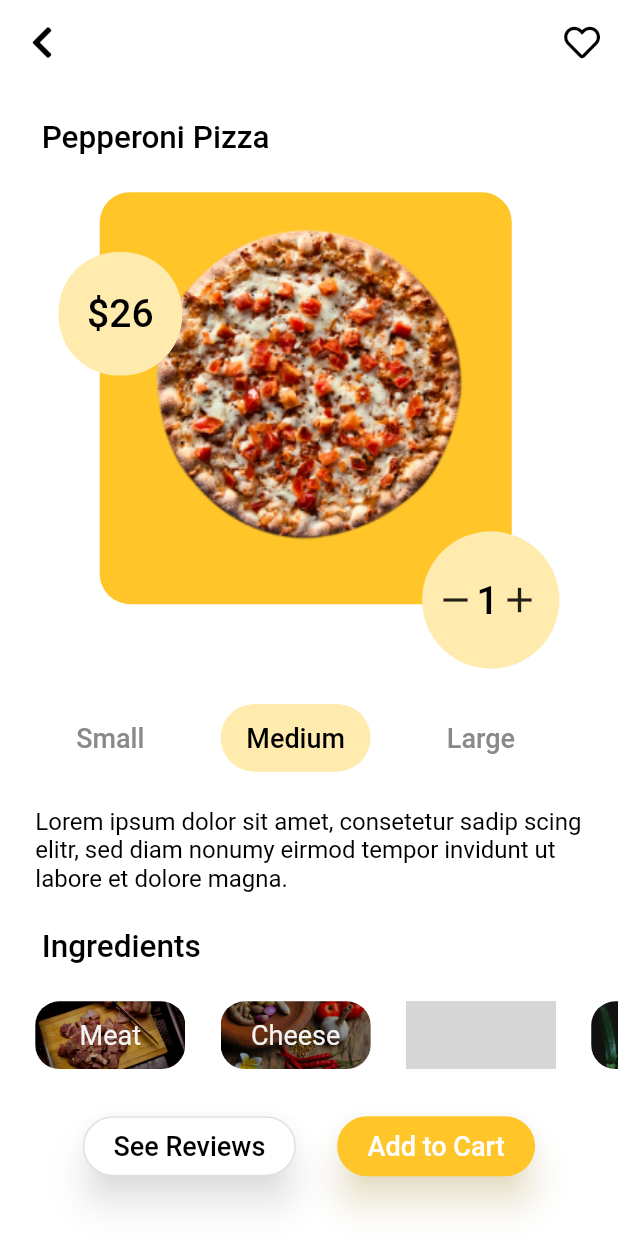
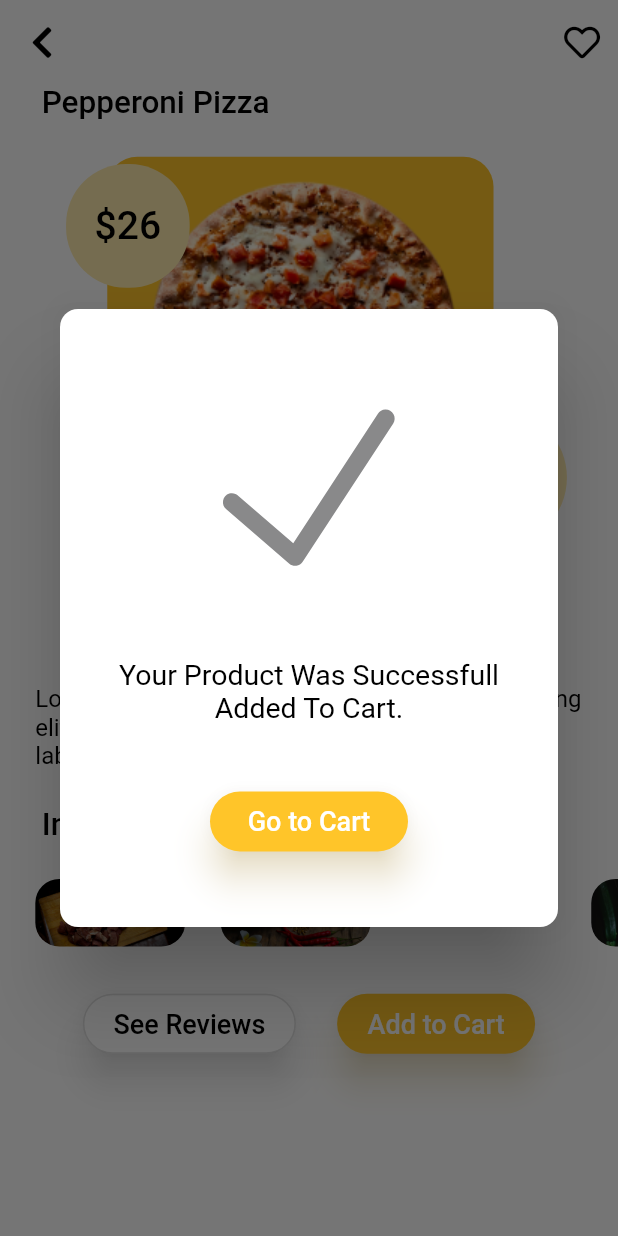
Before and after one commit to ielb/foodiie, a Flutter app: the ItemInfo screen opened directly, after a tap on "Add to Cart", on a phone screen of 412 x 824 dp. Run offline on Flutter 3.47's test engine with Material 2 defaults, Android fonts, the light colour scheme and no system bars; our stand-ins replace flutter_svg, font_awesome_flutter, intl_phone_field, toast; grey boxes are pictures that could not be loaded.

Commit message:
submit dialog

```diff
--- a/lib/config/config.dart
+++ b/lib/config/config.dart
@@ -23,6 +23,7 @@ class Config {
   static String svg2 = 'assets/svg2.svg';
   static String svg3 = 'assets/svg3.svg';
 
+
   static double getHeight(context){
     return MediaQuery.of(context).size.height;
   }
@@ -34,6 +35,7 @@ class Config {
   static Widget getSvg1 = SvgPicture.asset(svg1,);
   static Widget getSvg2 = SvgPicture.asset(svg2,);
   static Widget getSvg3 = SvgPicture.asset(svg3,);
+  static Widget submitIcon = SvgPicture.asset("assets/submitMark.svg",color: darkGray,height: 150,width: 150,);
 
 static String bag = 'assets/shopping_bag.svg';
 static Widget bagIcon = SvgPicture.asset(bag,height: 30,width: 30,);
--- a/lib/screens/ItemInfo.dart
+++ b/lib/screens/ItemInfo.dart
@@ -1,6 +1,8 @@
 import 'package:flutter/material.dart';
 import 'package:font_awesome_flutter/font_awesome_flutter.dart';
 import 'package:foodiie/config/config.dart';
+import 'package:foodiie/screens/CartPage.dart';
+
 import 'package:toast/toast.dart';
 
 import 'HomePage.dart';
@@ -53,26 +55,30 @@ class _ItemInfoState extends State<ItemInfo> {
             children: [
                 Container(
                   alignment: AlignmentGeometry.lerp(Alignment.topLeft, Alignment.bottomRight,Config.getWidth(context)/300000),
-                  margin: EdgeInsets.fromLTRB(Config.getHeight(context)/30, Config.getHeight(context)/35, 0, 0),
+                  margin: EdgeInsets.fromLTRB(Config.getHeight(context)/30,0, 0, 0),
                   child: Text('Pepperoni Pizza',style :TextStyle(color: Config.black,fontSize: 21,fontWeight: FontWeight.w500,decoration: TextDecoration.none),),
                 ),
-                Stack(
-                  children:[ Container(
+                Container(
+                  margin: EdgeInsets.fromLTRB(40,0, 30, 0),
+                  alignment: Alignment.center,
+                  child: Stack(
+                    children:[
+                      Container(
                       margin: EdgeInsets.fromLTRB(Config.getHeight(context)/30, Config.getHeight(context)/35, Config.getHeight(context)/30, 0),
-                    height: Config.getWidth(context)/1.5,
-                    width: Config.getWidth(context)/1.5,
+                      height: Config.getWidth(context)/1.6,
+                      width: Config.getWidth(context)/1.6,
                       decoration: BoxDecoration(
                         color: Config.yallow,
                         borderRadius: BorderRadius.all(Radius.circular(20))
 
                         ),
-                      child: Align(
-                        alignment: Alignment.center,
-                        child: Image.asset(Config.pizza,height: 400,width:400,)),
+                        child: Container(
+                            margin: EdgeInsets.fromLTRB(Config.getHeight(context)/90, Config.getHeight(context)/90, Config.getHeight(context)/90, Config.getHeight(context)/90),
+                            child: Image.asset(Config.pizza)),
                     ),
 
                     Container(
-                    margin:  EdgeInsets.fromLTRB(0, Config.getHeight(context)/13,0, 0),
+                      margin:  EdgeInsets.fromLTRB(0, Config.getHeight(context)/29,0, 0),
                       height: Config.getWidth(context)/5,
                       width: Config.getWidth(context)/5,
                       decoration: BoxDecoration(
@@ -82,7 +88,7 @@ class _ItemInfoState extends State<ItemInfo> {
                       child: Center(child: Text("\$26",style: TextStyle(color: Config.black,decoration: TextDecoration.none,fontSize: 26,fontWeight: FontWeight.w500),),),
                     ),
                       Container(
-                    margin:  EdgeInsets.fromLTRB(Config.getHeight(context)/3.4, Config.getHeight(context)/3.3,0, 0),
+                      margin:  EdgeInsets.fromLTRB(Config.getHeight(context)/3.4, Config.getHeight(context)/4.3,0, 0),
                       height: Config.getWidth(context)/4.5,
                       width: Config.getWidth(context)/4.5,
                       decoration: BoxDecoration(
@@ -122,6 +128,7 @@ class _ItemInfoState extends State<ItemInfo> {
                       ),
                     ),
                     ]
+                  ),
                 ),
 
                   Container(
@@ -218,7 +225,46 @@ class _ItemInfoState extends State<ItemInfo> {
                       ) ,
                         ),
                       SizedBox(width: Config.getWidth(context)/15,),
-                      ElevatedButton(onPressed: (){}, child: Container(
+                      ElevatedButton(onPressed: (){
+                        showDialog(context: context, builder: (context){
+                          return Dialog(
+                            shape:RoundedRectangleBorder(borderRadius:BorderRadius.circular(12)),
+                            backgroundColor: Config.white,
+                            child: Container(
+                              height: Config.getHeight(context)/2,
+                              width: Config.getWidth(context)/1.2,
+                              child:Column(children: [
+                                SizedBox(height: Config.getHeight(context)/20,),
+                                Config.submitIcon,
+                                SizedBox(height: Config.getHeight(context)/20,),
+                                Text("Your Product Was Successfull\nAdded To Cart.",
+                                textAlign: TextAlign.center,
+                                textDirection: TextDirection.ltr,
+                                style: TextStyle(color: Config.black,fontSize: 19),),
+                                SizedBox(height: Config.getHeight(context)/20,),
+                        ElevatedButton(onPressed: (){
+                            Navigator.pushReplacement(context,
+                              MaterialPageRoute(builder: (context) {
+                                return new CartPage();
+                              }));
+                        }, child: Container(
+                        height: 40,
+                        width: 100,
+                        child: Center(child: Text("Go to Cart",style: TextStyle(fontSize: 18),)),
+                      ),
+                      style:OutlinedButton.styleFrom(
+                          backgroundColor: Config.yallow,
+                          shadowColor: Config.mediumYallow.withOpacity(0.6),
+                          elevation: 10,
+                          shape: RoundedRectangleBorder(
+                              borderRadius: BorderRadius.circular(22.0),
+                          )
+                      ),)
+                              ],)
+                            ),
+                          );
+                        });
+                      }, child: Container(
                         height: 40,
                         width: 100,
                         child: Center(child: Text("Add to Cart",style: TextStyle(fontSize: 18),)),
```
Also changed, not shown: lib/screens/CartPage.dart (added, +37 -0 lines), lib/screens/HomePage.dart (+7 -2 lines), pubspec.yaml (+2 -13 lines), assets/Completed.svg (deleted), assets/submitMark.svg (added). Lines whose indentation alone changed are shown as unchanged.
